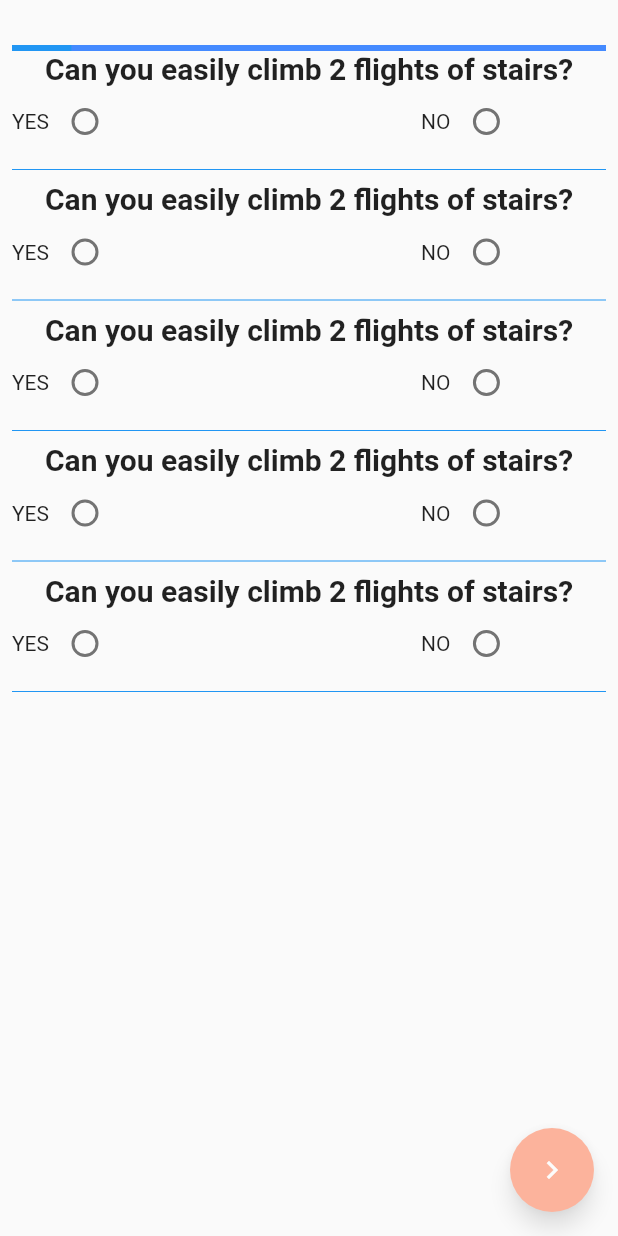
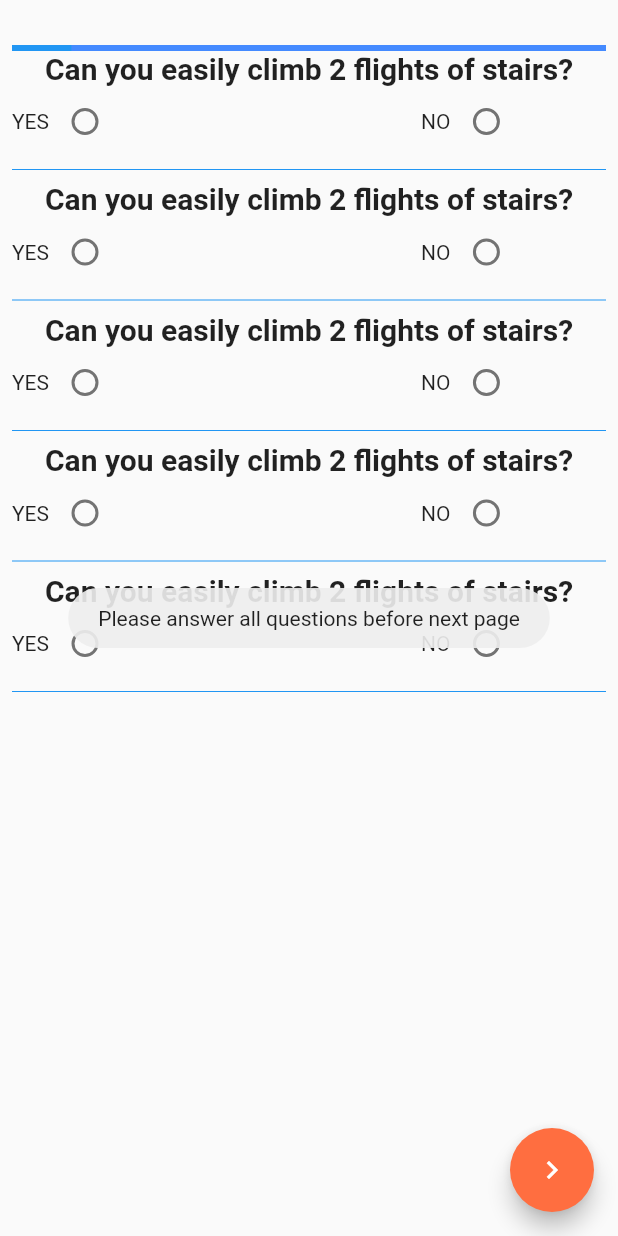
Before and after one commit to drshariqalikhan/flutter_myopv11, a Flutter app: the preop screen opened by its route, after a tap on the "navigate next" icon, on a phone screen of 412 x 824 dp. Run offline on Flutter 3.47's test engine with Material 2 defaults, Android fonts, the phone set to English and light mode, and no system bars; our stand-ins replace chewie, firebase_messaging, flutter_html, fluttertoast, shared_preferences, video_player; accounts and stored records are empty; network calls fail.

Commit message:
8 com: preop layout working

```diff
--- a/lib/main.dart
+++ b/lib/main.dart
@@ -6,7 +6,7 @@ import 'package:flutter_myopv10/pages/InstructionPage.dart';
 import 'package:flutter_myopv10/pages/LoginPage.dart';
 import 'package:flutter_myopv10/pages/MessagePage.dart';
 import 'package:flutter_myopv10/pages/NewSplashPage.dart';
-import 'package:flutter_myopv10/pages/PreopPage.dart';
+import 'package:flutter_myopv10/pages/QuesTemplatePage.dart';
 import 'package:flutter_myopv10/pages/TaskSelectPage.dart';
 import 'package:flutter_myopv10/pages/TilesDashPage.dart';
 
--- a/lib/pages/PreopPage.dart
+++ b/lib/pages/QuesTemplatePage.dart
@@ -1,13 +1,11 @@
 import 'package:flutter/material.dart';
-import 'package:flutter_myopv10/Components/RadioItem.dart';
-
+import 'package:fluttertoast/fluttertoast.dart';
 
 double qsize = 20.0;
-double DIM_BUTTON = 0.5;
-double SHOW_BUTTON = 1.0;
 double PR0GRESS = 0.1;
-bool _q1Value,_q2Value,_q3Value,_q4Value,_q5Value,_q6Value;
-
+bool _q1Value,_q2Value,_q3Value,_q4Value,_q5Value;
+bool _onpress = false;
+String Q1,Q2,Q3,Q4,Q5;
 
 class preop extends StatefulWidget {
 
@@ -58,31 +56,12 @@ class _preopState extends State<preop> {
 
    });
  }
- void _handleQ6(bool value) {
-   setState(() {
-     _q6Value = value;
-     print("q6: $_q6Value");
 
 
-   });
- }
 
+  Widget ChildWidget(BuildContext context, bool _press,String q1,String q2, String q3, String q4, String q5){
 
-double ShowButton(bool _q1Value, bool _q2Value, bool _q3Value,bool _q4Value,bool _q5Value,bool _q6Value)
-{
-  if(_q1Value == null||_q2Value== null ||_q3Value== null ||_q4Value== null ||_q5Value== null ||_q6Value== null )
-    {
-      return 0.5;
-    }
-  else
-    {
-      return 0.1;
-    }
-}
-
-  Widget ChildWidget(BuildContext context){
-
-    return new Scaffold(body: Center(
+    return Scaffold(body: Center(
       child: Padding(
         padding: const EdgeInsets.only(top: 30.0,bottom: 10.0,left: 8.0,right: 8.0),
         child: Column(
@@ -91,12 +70,14 @@ double ShowButton(bool _q1Value, bool _q2Value, bool _q3Value,bool _q4Value,bool
           [
 
             LinearProgressIndicator(backgroundColor: Colors.blueAccent,value: PR0GRESS,),
+
+            //q1
             Padding(
               padding: EdgeInsets.all(0.0),
               child: Column(
                 mainAxisAlignment: MainAxisAlignment.start,
                 children: <Widget>[
-                  Text("Can you easily climb 2 flights of stairs?",textAlign: TextAlign.justify,style: TextStyle(fontSize: qsize,fontWeight: FontWeight.bold),),
+                  Text(q1,textAlign: TextAlign.justify,style: TextStyle(fontSize: qsize,fontWeight: FontWeight.bold),),
                   Row(
                     mainAxisAlignment: MainAxisAlignment.start,
                     children: <Widget>[
@@ -122,12 +103,14 @@ double ShowButton(bool _q1Value, bool _q2Value, bool _q3Value,bool _q4Value,bool
                 ],
               ),
             ),
+
+            //q2
             Padding(
               padding: EdgeInsets.all(0.0),
               child: Column(
                 mainAxisAlignment: MainAxisAlignment.start,
                 children: <Widget>[
-                  Text("Can you easily climb 2 flights of stairs?",textAlign: TextAlign.justify,style: TextStyle(fontSize: qsize,fontWeight: FontWeight.bold),),
+                  Text(q2,textAlign: TextAlign.justify,style: TextStyle(fontSize: qsize,fontWeight: FontWeight.bold),),
                   Row(
                     mainAxisAlignment: MainAxisAlignment.start,
                     children: <Widget>[
@@ -153,12 +136,13 @@ double ShowButton(bool _q1Value, bool _q2Value, bool _q3Value,bool _q4Value,bool
               ),
 
             ),
+            //q3
             Padding(
               padding: EdgeInsets.all(0.0),
               child: Column(
                 mainAxisAlignment: MainAxisAlignment.start,
                 children: <Widget>[
-                  Text("Can you easily climb 2 flights of stairs?",textAlign: TextAlign.justify,style: TextStyle(fontSize: qsize,fontWeight: FontWeight.bold),),
+                  Text(q3,textAlign: TextAlign.justify,style: TextStyle(fontSize: qsize,fontWeight: FontWeight.bold),),
 
                   Row(
                     mainAxisAlignment: MainAxisAlignment.start,
@@ -186,12 +170,14 @@ double ShowButton(bool _q1Value, bool _q2Value, bool _q3Value,bool _q4Value,bool
               ),
 
             ),
+
+            //q4
             Padding(
               padding: EdgeInsets.all(0.0),
               child: Column(
                 mainAxisAlignment: MainAxisAlignment.start,
                 children: <Widget>[
-                  Text("Can you easily climb 2 flights of stairs?",textAlign: TextAlign.justify,style: TextStyle(fontSize: qsize,fontWeight: FontWeight.bold),),
+                  Text(q4,textAlign: TextAlign.justify,style: TextStyle(fontSize: qsize,fontWeight: FontWeight.bold),),
 
                   Row(
                     mainAxisAlignment: MainAxisAlignment.start,
@@ -219,12 +205,14 @@ double ShowButton(bool _q1Value, bool _q2Value, bool _q3Value,bool _q4Value,bool
               ),
 
             ),
+
+            //q5
             Padding(
               padding: EdgeInsets.all(0.0),
               child: Column(
                 mainAxisAlignment: MainAxisAlignment.start,
                 children: <Widget>[
-                  Text("Can you easily climb 2 flights of stairs?",textAlign: TextAlign.justify,style: TextStyle(fontSize: qsize,fontWeight: FontWeight.bold),),
+                  Text(q5,textAlign: TextAlign.justify,style: TextStyle(fontSize: qsize,fontWeight: FontWeight.bold),),
 
                   Row(
                     mainAxisAlignment: MainAxisAlignment.start,
@@ -252,64 +240,49 @@ double ShowButton(bool _q1Value, bool _q2Value, bool _q3Value,bool _q4Value,bool
               ),
 
             ),
-//            Padding(
-//              padding: EdgeInsets.all(0.0),
-//              child: Column(
-//                mainAxisAlignment: MainAxisAlignment.start,
-//                children: <Widget>[
-//                  Text("Can you easily climb 2 flights of stairs?",textAlign: TextAlign.justify,style: TextStyle(fontSize: qsize,fontWeight: FontWeight.bold),),
-//
-//                  Row(
-//                    mainAxisAlignment: MainAxisAlignment.start,
-//                    children: <Widget>[
-//                      Text("YES"),
-//                      Radio(
-//                          materialTapTargetSize: MaterialTapTargetSize.padded,
-//                          value: true,
-//                          groupValue: _q6Value,
-//                          onChanged: _handleQ6),
-//                      Text("NO"),
-//                      Radio(
-//                          materialTapTargetSize: MaterialTapTargetSize.padded,
-//                          value: false,
-//                          groupValue: _q6Value,
-//                          onChanged: _handleQ6)
-//                    ],
-//                  ),
-//                  Divider(
-//                    color: Colors.blue,
-//                  )
-//                ],
-//              ),
-//
-//            ),
+
           ],
         ),
       ),
     ),
-        floatingActionButton: Opacity(
-          opacity: ShowButton(_q1Value,_q2Value,_q3Value,_q4Value,_q5Value,_q6Value),
-          child: FloatingActionButton(
-              child: Icon(Icons.navigate_next),
-              onPressed: () {
+      floatingActionButton: FloatingActionButton(
+        child: Icon(Icons.navigate_next),
+        onPressed: (){
+          if(_press)
+          {
+            print("success");
+            //TODO:  save bools in SP
+            print(_q5Value);
+          }
+          else
+          {
+            print("unsuccess");
+            Fluttertoast.showToast(
+                msg: "Please answer all questions before next page",
+                toastLength: Toast.LENGTH_SHORT,
+                gravity: ToastGravity.CENTER,
+                timeInSecForIos: 5,
+                bgcolor: "#e74c3c",
+                textcolor: '#ffffff'
+            );
+          }
+        },
 
-                if (ShowButton(_q1Value, _q2Value, _q3Value, _q4Value, _q5Value,
-                    _q6Value) == 1.0) {
-                  print("pressed");
-                }
-                else
-                  {
-                    print("");
-                  }
-              }
-          ),
-        )
+      ),
     );
   }
 
 
   @override
   Widget build(BuildContext context) {
-    return new WillPopScope(child: ChildWidget(context), onWillPop: () async => false);
+    if(_q1Value != null && _q2Value != null && _q3Value != null && _q4Value != null && _q5Value != null) {_onpress = true;}
+    //TODO:get data from SP
+    Q1="Can you easily climb 2 flights of stairs?";
+    Q2="Can you easily climb 2 flights of stairs?";
+    Q3="Can you easily climb 2 flights of stairs?";
+    Q4="Can you easily climb 2 flights of stairs?";
+    Q5="Can you easily climb 2 flights of stairs?";
+
+    return new WillPopScope(child: ChildWidget(context,_onpress,Q1,Q2,Q3,Q4,Q5), onWillPop: () async => false);
   }
 }
--- a/lib/pages/TaskSelectPage.dart
+++ b/lib/pages/TaskSelectPage.dart
@@ -30,12 +30,8 @@ class _TaskSelectState extends State<TaskSelect> {
 
   @override
   Widget build(BuildContext context) {
-//    Navigator.pushNamed(context, PageToGoTo);
-    return new Scaffold(
-      body: Text("redirect"),
 
-
-    );
+    return Container();
   }
 }
 
--- a/pubspec.yaml
+++ b/pubspec.yaml
@@ -25,6 +25,7 @@ dependencies:
   video_player:
   chewie:
   flutter_html:
+  fluttertoast:
 
 
 dev_dependencies:
```
Also changed, not shown: pubspec.lock.
